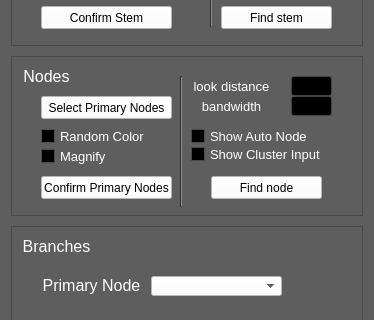
Before: the Qt Designer form TraitsTabWidget.ui in Evannly/PlantRootsRelease, drawn with Qt 5; both pictures show x 0 to 374 and y 220 to 540 of the 374 by 953 pixel window.
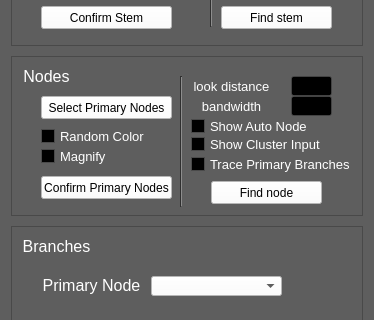
After: the same form once the commit is applied.

Commit message: added display traced branches

The edit to the form file:
```diff
--- a/TraitsTabWidget.ui
+++ b/TraitsTabWidget.ui
@@ -4508,7 +4508,7 @@
           <property name="geometry">
            <rect>
             <x>200</x>
-            <y>120</y>
+            <y>125</y>
             <width>111</width>
             <height>23</height>
            </rect>
@@ -5035,7 +5035,7 @@
           <property name="geometry">
            <rect>
             <x>180</x>
-            <y>70</y>
+            <y>60</y>
             <width>150</width>
             <height>20</height>
            </rect>
@@ -5062,7 +5062,7 @@
           <property name="geometry">
            <rect>
             <x>180</x>
-            <y>90</y>
+            <y>80</y>
             <width>161</width>
             <height>17</height>
            </rect>
@@ -5082,6 +5082,30 @@
            <string>Show Cluster Input</string>
           </property>
          </widget>
+         <widget class="QCheckBox" name="tracePrimaryBranchesCheck">
+          <property name="geometry">
+           <rect>
+            <x>180</x>
+            <y>100</y>
+            <width>161</width>
+            <height>17</height>
+           </rect>
+          </property>
+          <property name="minimumSize">
+           <size>
+            <width>160</width>
+            <height>0</height>
+           </size>
+          </property>
+          <property name="font">
+           <font>
+            <pointsize>10</pointsize>
+           </font>
+          </property>
+          <property name="text">
+           <string>Trace Primary Branches</string>
+          </property>
+         </widget>
         </widget>
        </item>
       </layout>
```
The commit also changes 4 other files.
